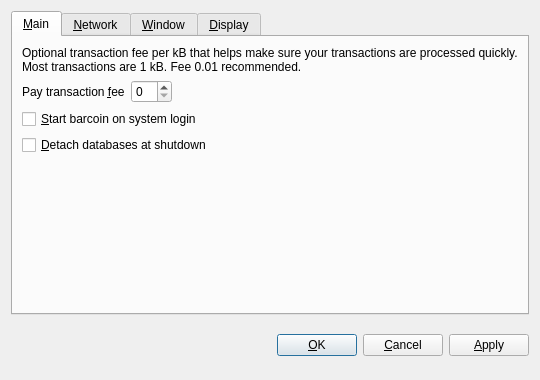
Before: the Qt Designer form src/qt/forms/optionsdialog.ui in teapartycoin/teapartycoin, drawn with Qt 5.
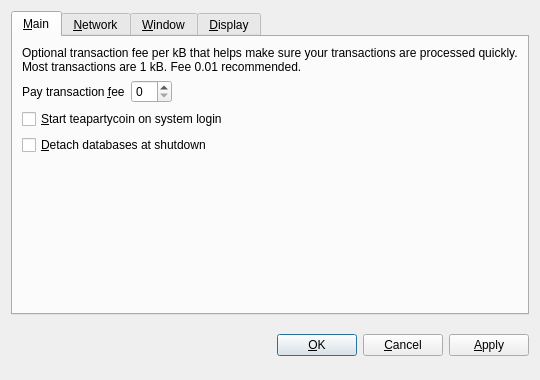
After: the same form once the commit is applied. The open tabs and pages were chosen to show the change. Custom widgets are drawn as their Qt base class.

Patch:
```diff
--- a/src/qt/forms/optionsdialog.ui
+++ b/src/qt/forms/optionsdialog.ui
@@ -82,7 +82,7 @@
           <string>Automatically start barcoin after logging in to the system.</string>
          </property>
          <property name="text">
-          <string>&amp;Start barcoin on system login</string>
+          <string>&amp;Start teapartycoin on system login</string>
          </property>
         </widget>
        </item>
```
Left out of the diff: 10 changed lines with no effect on the pictures.
